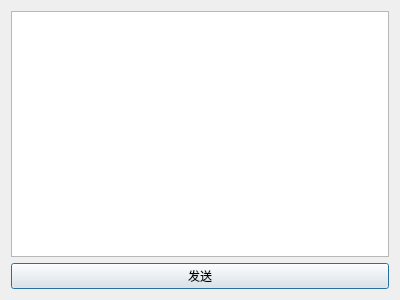
Above: client/dialogeditmoment.ui from seekstar/syncchat before the change. Below: the same form after it.
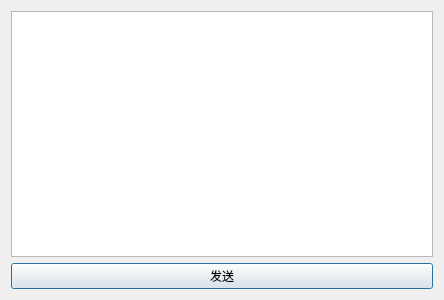
That is the form after the change.

What changed in the file:
```diff
--- a/client/dialogeditmoment.ui
+++ b/client/dialogeditmoment.ui
@@ -6,7 +6,7 @@
    <rect>
     <x>0</x>
     <y>0</y>
-    <width>400</width>
+    <width>444</width>
     <height>300</height>
    </rect>
   </property>
```
Left out of the diff: 2 changed lines with no effect on the pictures.
